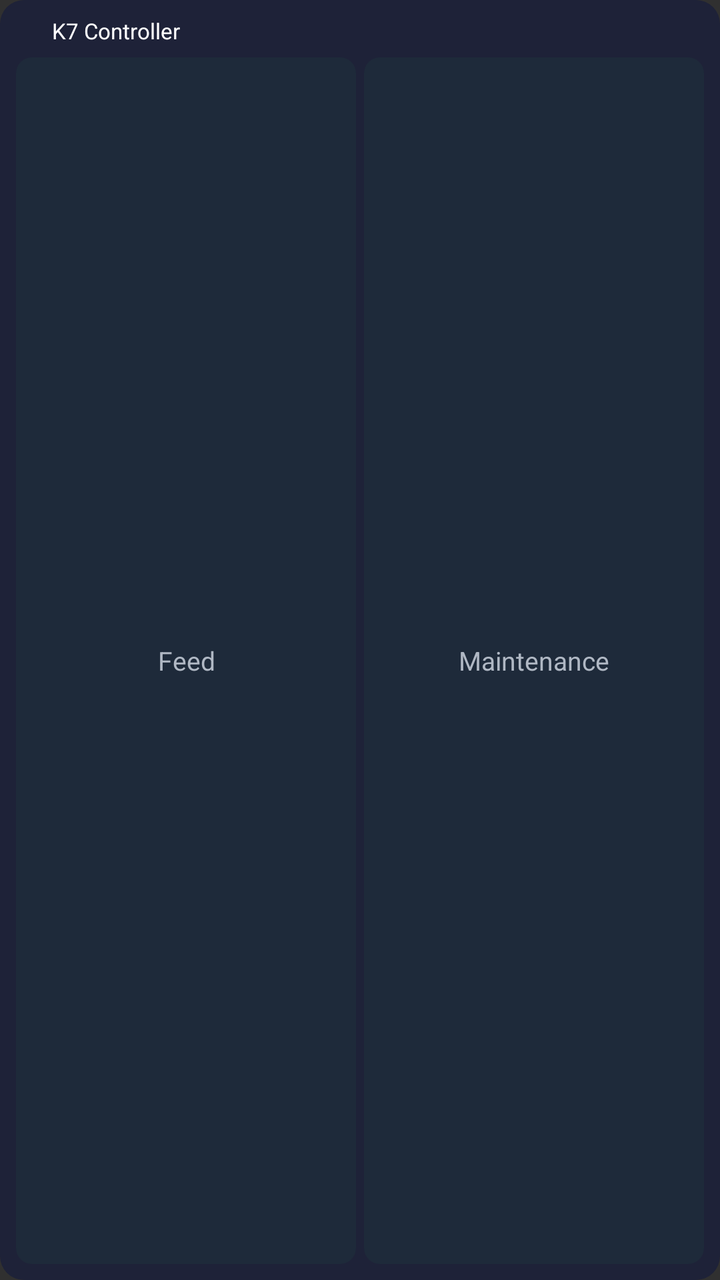
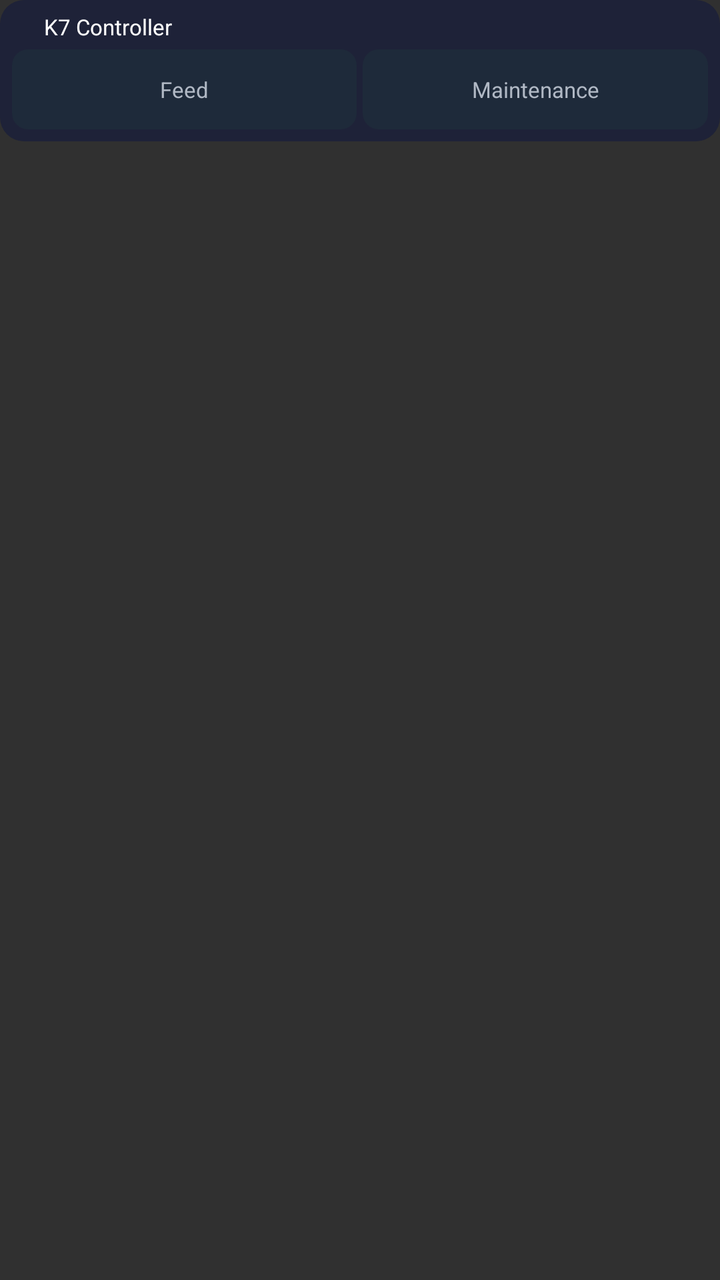

An Android layout rendered at two revisions. The XML below is the earlier revision; the diff shows what the commit changed to produce the second picture.
<!-- AndroidManifest.xml: application theme AppTheme -->
<!-- res/layout/widget_feed.xml -->
<?xml version="1.0" encoding="utf-8"?>
<LinearLayout xmlns:android="http://schemas.android.com/apk/res/android"
    android:layout_width="match_parent"
    android:layout_height="match_parent"
    android:orientation="vertical"
    android:background="@drawable/widget_background"
    android:padding="8dp">

    <LinearLayout
        android:layout_width="match_parent"
        android:layout_height="wrap_content"
        android:orientation="horizontal"
        android:gravity="center_vertical"
        android:paddingBottom="6dp">

        <ImageView
            android:layout_width="14dp"
            android:layout_height="14dp"
            android:src="@mipmap/ic_launcher"
            android:scaleType="fitCenter"/>

        <TextView
            android:layout_width="0dp"
            android:layout_height="wrap_content"
            android:layout_weight="1"
            android:layout_marginStart="4dp"
            android:text="K7 Controller"
            android:textColor="#FFFFFF"
            android:textSize="11sp"/>

        <TextView
            android:id="@+id/widget_status"
            android:layout_width="wrap_content"
            android:layout_height="wrap_content"
            android:textColor="#FF6B6B"
            android:textSize="10sp"/>
    </LinearLayout>

    <LinearLayout
        android:layout_width="match_parent"
        android:layout_height="0dp"
        android:layout_weight="1"
        android:orientation="horizontal">

        <TextView
            android:id="@+id/btn_feed"
            android:layout_width="0dp"
            android:layout_height="match_parent"
            android:layout_weight="1"
            android:layout_marginEnd="4dp"
            android:background="@drawable/widget_btn"
            android:gravity="center"
            android:text="Feed"
            android:textColor="#B0B8C4"
            android:textSize="13sp"/>

        <TextView
            android:id="@+id/btn_maint"
            android:layout_width="0dp"
            android:layout_height="match_parent"
            android:layout_weight="1"
            android:background="@drawable/widget_btn"
            android:gravity="center"
            android:text="Maintenance"
            android:textColor="#B0B8C4"
            android:textSize="13sp"/>
    </LinearLayout>
</LinearLayout>
<!-- resources referenced by this layout -->
<resources>
  <!-- drawable widget_background (drawable) -->
  <?xml version="1.0" encoding="utf-8"?>
  <shape xmlns:android="http://schemas.android.com/apk/res/android"
      android:shape="rectangle">
      <solid android:color="#CC1A1F3A"/>
      <corners android:radius="12dp"/>
  </shape>
  <!-- drawable widget_btn (drawable) -->
  <?xml version="1.0" encoding="utf-8"?>
  <shape xmlns:android="http://schemas.android.com/apk/res/android"
      android:shape="rectangle">
      <solid android:color="#1E2A3A"/>
      <corners android:radius="8dp"/>
  </shape>
  <!-- mipmap ic_launcher (mipmap-anydpi-v26) -->
  <?xml version="1.0" encoding="utf-8"?>
  <adaptive-icon xmlns:android="http://schemas.android.com/apk/res/android">
      <background android:drawable="@color/ic_launcher_background"/>
      <foreground android:drawable="@mipmap/ic_launcher_foreground"/>
  </adaptive-icon>
  <style name="AppTheme" parent="android:style/Theme.Material.NoActionBar">
          <item name="android:windowNoTitle">true</item>
          <item name="android:windowActionBar">false</item>
          <item name="android:windowLightStatusBar">false</item>
          <item name="android:statusBarColor">#020617</item>
          <item name="android:navigationBarColor">#020617</item>
      </style>
  <color name="ic_launcher_background">#1A1F3A</color>
</resources>

<!-- the commit's change to res/layout/widget_feed.xml (unified diff, before → after) -->
@@ -1,68 +1,98 @@
 <?xml version="1.0" encoding="utf-8"?>
-<LinearLayout xmlns:android="http://schemas.android.com/apk/res/android"
+<FrameLayout xmlns:android="http://schemas.android.com/apk/res/android"
     android:layout_width="match_parent"
-    android:layout_height="match_parent"
-    android:orientation="vertical"
-    android:background="@drawable/widget_background"
-    android:padding="8dp">
+    android:layout_height="match_parent">
 
     <LinearLayout
         android:layout_width="match_parent"
         android:layout_height="wrap_content"
-        android:orientation="horizontal"
-        android:gravity="center_vertical"
-        android:paddingBottom="6dp">
+        android:orientation="vertical"
+        android:background="@drawable/widget_background"
+        android:padding="6dp">
 
-        <ImageView
-            android:layout_width="14dp"
-            android:layout_height="14dp"
-            android:src="@mipmap/ic_launcher"
-            android:scaleType="fitCenter"/>
+        <LinearLayout
+            android:layout_width="match_parent"
+            android:layout_height="wrap_content"
+            android:orientation="horizontal"
+            android:gravity="center_vertical"
+            android:paddingBottom="4dp">
 
-        <TextView
-            android:layout_width="0dp"
+            <ImageView
+                android:layout_width="12dp"
+                android:layout_height="12dp"
+                android:src="@mipmap/ic_launcher"
+                android:scaleType="fitCenter"/>
+
+            <TextView
+                android:layout_width="wrap_content"
+                android:layout_height="wrap_content"
+                android:layout_marginStart="4dp"
+                android:text="K7 Controller"
+                android:textColor="#FFFFFF"
+                android:textSize="11sp"/>
+        </LinearLayout>
+
+        <LinearLayout
+            android:layout_width="match_parent"
+            android:layout_height="40dp"
+            android:orientation="horizontal">
+
+            <TextView
+                android:id="@+id/btn_feed"
+                android:layout_width="0dp"
+                android:layout_height="match_parent"
+                android:layout_weight="1"
+                android:layout_marginEnd="3dp"
+                android:background="@drawable/widget_btn"
+                android:gravity="center"
+                android:text="Feed"
+                android:textColor="#B0B8C4"
+                android:textSize="11sp"
+                android:maxLines="1"
+                android:ellipsize="end"/>
+
+            <TextView
+                android:id="@+id/btn_maint"
+                android:layout_width="0dp"
+                android:layout_height="match_parent"
+                android:layout_weight="1"
+                android:background="@drawable/widget_btn"
+                android:gravity="center"
+                android:text="Maintenance"
+                android:textColor="#B0B8C4"
+                android:textSize="11sp"
+                android:maxLines="1"
+                android:ellipsize="end"/>
+        </LinearLayout>
+
+        <LinearLayout
+            android:id="@+id/timer_row"
+            android:layout_width="match_parent"
             android:layout_height="wrap_content"
-            android:layout_weight="1"
-            android:layout_marginStart="4dp"
-            android:text="K7 Controller"
-            android:textColor="#FFFFFF"
-            android:textSize="11sp"/>
+            android:orientation="horizontal"
+            android:paddingTop="3dp"
+            android:visibility="gone">
 
-        <TextView
-            android:id="@+id/widget_status"
-            android:layout_width="wrap_content"
-            android:layout_height="wrap_content"
-            android:textColor="#FF6B6B"
-            android:textSize="10sp"/>
+            <Chronometer
+                android:id="@+id/feed_timer"
+                android:layout_width="0dp"
+                android:layout_height="wrap_content"
+                android:layout_weight="1"
+                android:layout_marginEnd="3dp"
+                android:gravity="center"
+                android:textColor="#FFFFFF"
+                android:textSize="11sp"
+                android:visibility="gone"/>
+
+            <Chronometer
+                android:id="@+id/maint_timer"
+                android:layout_width="0dp"
+                android:layout_height="wrap_content"
+                android:layout_weight="1"
+                android:gravity="center"
+                android:textColor="#FFFFFF"
+                android:textSize="11sp"
+                android:visibility="gone"/>
+        </LinearLayout>
     </LinearLayout>
-
-    <LinearLayout
-        android:layout_width="match_parent"
-        android:layout_height="0dp"
-        android:layout_weight="1"
-        android:orientation="horizontal">
-
-        <TextView
-            android:id="@+id/btn_feed"
-            android:layout_width="0dp"
-            android:layout_height="match_parent"
-            android:layout_weight="1"
-            android:layout_marginEnd="4dp"
-            android:background="@drawable/widget_btn"
-            android:gravity="center"
-            android:text="Feed"
-            android:textColor="#B0B8C4"
-            android:textSize="13sp"/>
-
-        <TextView
-            android:id="@+id/btn_maint"
-            android:layout_width="0dp"
-            android:layout_height="match_parent"
-            android:layout_weight="1"
-            android:background="@drawable/widget_btn"
-            android:gravity="center"
-            android:text="Maintenance"
-            android:textColor="#B0B8C4"
-            android:textSize="13sp"/>
-    </LinearLayout>
-</LinearLayout>
+</FrameLayout>
